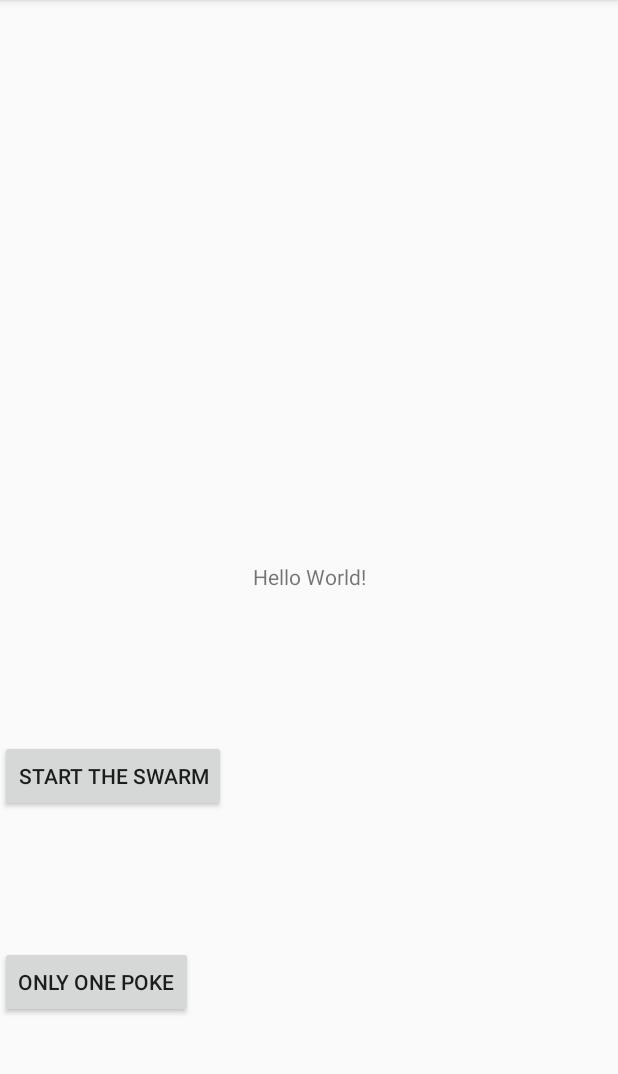
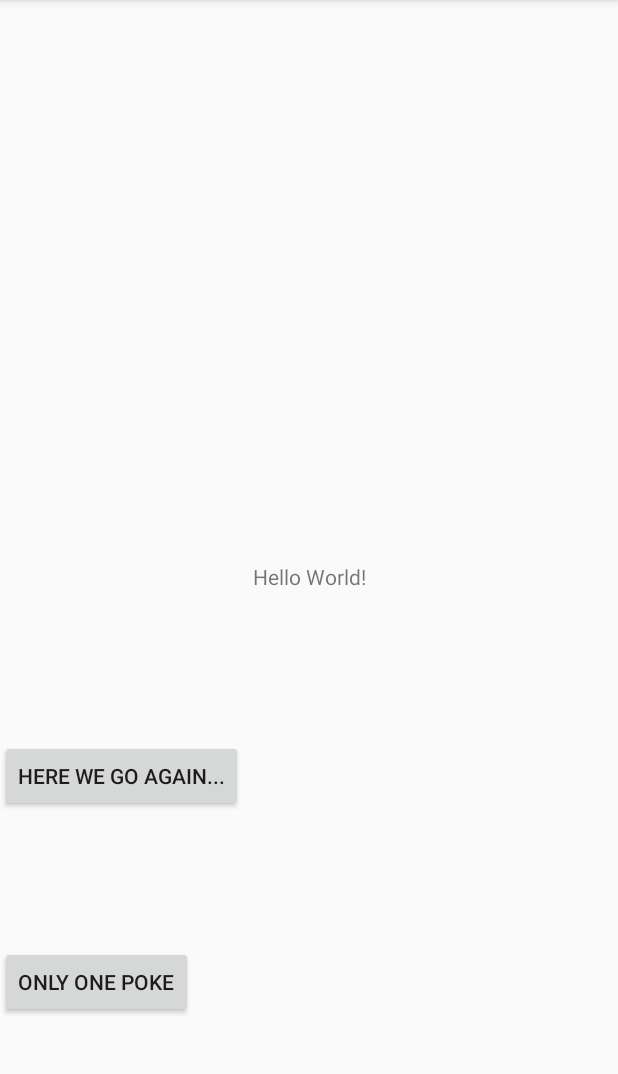
Before and after one commit to jhoupps/AnnoyingEx, an Android app: the screen it shows after launch (MainActivity), after a tap on "ONLY ONE POKE", on a phone screen of 412 x 824 dp, the part 84-1158 px from its top. Run offline under Robolectric (Android 15) with nearby library versions, the phone set to English and light mode, and no system bars; 1 statement that could not run was skipped.

Commit message:
pushes notifications properly

```diff
--- a/app/src/main/java/com/jhoupps/annoyingex/AskAQuestionWorker.kt
+++ /dev/null
@@ -1,17 +0,0 @@
-package com.jhoupps.annoyingex
-
-import android.content.Context
-import android.util.Log
-import androidx.work.Worker
-import androidx.work.WorkerParameters
-
-class AskAQuestionWorker(private val context: Context, workParams: WorkerParameters): Worker(context , workParams) {
-
-
-    override fun doWork(): Result {
-
-        Log.i("jhoupps", "this is the ask a question worker doing a thing")
-
-        return Result.success()
-    }
-}
--- a/app/src/main/java/com/jhoupps/annoyingex/ExApplication.kt
+++ b/app/src/main/java/com/jhoupps/annoyingex/ExApplication.kt
@@ -16,4 +16,6 @@ class ExApplication: Application() {
         manageTheWorkManagerManager = ManageTheWorkManagerManager(this)
         exNotificationManager = ExNotificationManager(this)
     }
+
+
 }
--- a/app/src/main/java/com/jhoupps/annoyingex/ExNotificationManager.kt
+++ b/app/src/main/java/com/jhoupps/annoyingex/ExNotificationManager.kt
@@ -23,15 +23,57 @@ class ExNotificationManager (
 
     fun postItNote() {
         val notification = NotificationCompat.Builder(context, FUN_CHANNEL_ID)
-            //.setSmallIcon(R.drawable.ic_smoke_free_black_24dp)
-            .setContentTitle("Post Malone")
-            .setContentText("You a SUNNN FLOOOOWWWWWAAAAAAAAAA ${Random.nextInt()}")
+            .setSmallIcon(R.drawable.ic_sentiment_very_dissatisfied_black_24dp)
+            .setContentTitle("That F@#%ing B@st@rd")
+            .setContentText(getMessage())
+            .setCategory(NotificationCompat.CATEGORY_MESSAGE)
             .setPriority(NotificationCompat.PRIORITY_DEFAULT)
           //  .setContentIntent(pendingDealsIntent)
-            .setAutoCancel(true)
+            .setAutoCancel(true) //closes notification upon being tapped
+                //TODO - LAUNCH MAIN ACTIVITY ON TAP
             .build()
 
         notificationManagerCompat.notify(Random.nextInt(), notification)
+    }
+
+    //todo make changes here when i go online
+    fun getMessage(): String {
+    //todo this should be from the internet
+        val messagebank = listOf<String>(
+            "hey u up?",
+            "wyd",
+            "baby im sorry",
+            "can we talk?",
+            "i miss youuuuu",
+            "i love you",
+            "im sorry, plz come back",
+            "plz unblock me",
+            "call me back asap",
+            "just thinkin about you tonight",
+            "why wont you talk to me",
+            "please can you just call me",
+            "can we talk in person",
+            "do you ever think about us",
+            "lol",
+            "hows your day going",
+            "so this is it huh?",
+            "you used to call me on my cellphone late night when you need my love",
+            "so who was that in your IG story",
+            "im bored",
+            "hey Facetime? call? text?... Zoom?",
+            "Good morning :)",
+            "i just think its funny how... ",
+            "hahahahahahahahahahahahahaha thats a good facebook post",
+            "din tai fung?",
+            "28th times a charm?",
+            "baby...SHARK Du-du-du-duuuu, baby shark!"
+        )
+
+        //check for if it doesnt work
+        val message =  messagebank.random()
+        return message
+
+
     }
 
     private fun createFunChannel() {
--- a/app/src/main/java/com/jhoupps/annoyingex/MainActivity.kt
+++ b/app/src/main/java/com/jhoupps/annoyingex/MainActivity.kt
@@ -23,5 +23,10 @@ class MainActivity : AppCompatActivity() {
         }
 
 
+        //test data form until I get the api set up
+        //TODO - CALL THIS FROM THE INTERNET
+
+
     }
+
 }
--- a/app/src/main/java/com/jhoupps/annoyingex/ManageTheWorkManagerManager.kt
+++ b/app/src/main/java/com/jhoupps/annoyingex/ManageTheWorkManagerManager.kt
@@ -16,14 +16,13 @@ class ManageTheWorkManagerManager (private val context: Context) {
 
         //TODO - CHECK IF THIS CONSTRAINT IS NEEDED
         val constraints = Constraints.Builder()
-            .setRequiredNetworkType(NetworkType.CONNECTED)
+            .setRequiresCharging(true)
             .build()
 
-        PeriodicWorkRequestBuilder<AskAQuestionWorker>(15, TimeUnit.MINUTES)
+        PeriodicWorkRequestBuilder<PesterBaeWorker>(15, TimeUnit.MINUTES)
 
-        //TODO - CURRENTLY THIS JUST ASKS ARE WE THERE YET IN THE LOG
-        val workRequest = PeriodicWorkRequestBuilder<AskAQuestionWorker>(15, TimeUnit.MINUTES)
-            .setInitialDelay(5000, TimeUnit.MILLISECONDS)
+        val workRequest = PeriodicWorkRequestBuilder<PesterBaeWorker>(20, TimeUnit.MINUTES)
+            .setInitialDelay(5, TimeUnit.SECONDS)
             .setConstraints(constraints)
             .addTag(AWTY_WORK_REQUEST_TAG)
             .build()
--- /dev/null
+++ b/app/src/main/java/com/jhoupps/annoyingex/PesterBaeWorker.kt
@@ -0,0 +1,20 @@
+package com.jhoupps.annoyingex
+
+import android.content.Context
+import android.util.Log
+import androidx.work.Worker
+import androidx.work.WorkerParameters
+
+class PesterBaeWorker(private val context: Context, workParams: WorkerParameters): Worker(context , workParams) {
+
+
+    override fun doWork(): Result {
+
+        Log.i("jhoupps", "i sure hope bae-bee answers me this time")
+
+        var exNotificationManager = ExNotificationManager(context)
+        exNotificationManager.postItNote()
+
+        return Result.success()
+    }
+}
--- /dev/null
+++ b/app/src/main/res/drawable/ic_sentiment_very_dissatisfied_black_24dp.xml
@@ -0,0 +1,9 @@
+<vector xmlns:android="http://schemas.android.com/apk/res/android"
+        android:width="24dp"
+        android:height="24dp"
+        android:viewportWidth="24.0"
+        android:viewportHeight="24.0">
+    <path
+        android:fillColor="#FF000000"
+        android:pathData="M11.99,2C6.47,2 2,6.47 2,12s4.47,10 9.99,10S22,17.53 22,12 17.52,2 11.99,2zM12,20c-4.42,0 -8,-3.58 -8,-8s3.58,-8 8,-8 8,3.58 8,8 -3.58,8 -8,8zM16.18,7.76l-1.06,1.06 -1.06,-1.06L13,8.82l1.06,1.06L13,10.94 14.06,12l1.06,-1.06L16.18,12l1.06,-1.06 -1.06,-1.06 1.06,-1.06zM7.82,12l1.06,-1.06L9.94,12 11,10.94 9.94,9.88 11,8.82 9.94,7.76 8.88,8.82 7.82,7.76 6.76,8.82l1.06,1.06 -1.06,1.06zM12,14c-2.33,0 -4.31,1.46 -5.11,3.5h10.22c-0.8,-2.04 -2.78,-3.5 -5.11,-3.5z"/>
+</vector>
--- a/app/src/main/res/layout/activity_main.xml
+++ b/app/src/main/res/layout/activity_main.xml
@@ -21,7 +21,7 @@
         android:layout_width="wrap_content"
         android:layout_height="wrap_content"
         android:layout_marginTop="80dp"
-        android:text="Start the Swarm"
+        android:text="Here we go again..."
         app:layout_constraintBottom_toBottomOf="parent"
         app:layout_constraintTop_toBottomOf="@+id/tvHelloWorld"
         app:layout_constraintVertical_bias="0.078"
```
